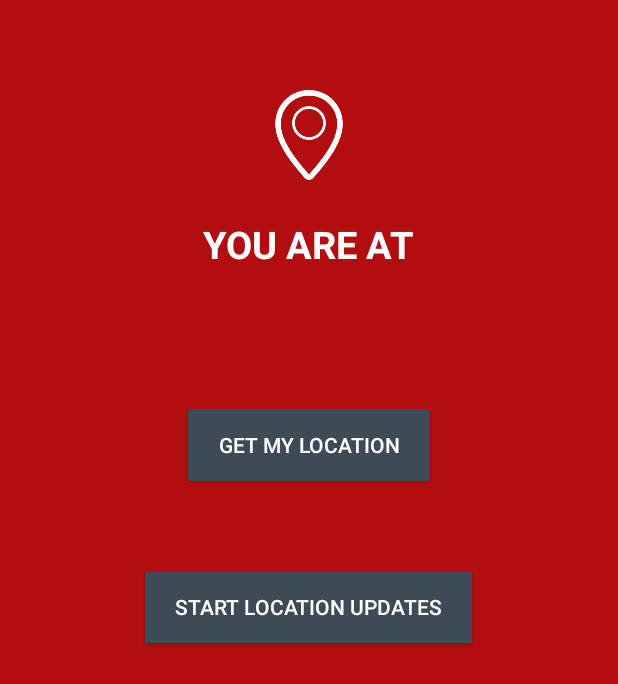
After one commit to tuvior/WhatsFree, an Android app: the LocationActivity screen opened directly, with no data from a screen before it, on a phone screen of 412 x 824 dp. The commit adds this screen. Shown: the top 684 px of the screen. Run offline under Robolectric (Android 15) with nearby library versions, the phone set to English and light mode, and no system bars.

```diff
--- /dev/null
+++ b/App/FreeApp/app/src/main/java/ch/epfl/sweng/freeapp/LocationActivity.java
@@ -0,0 +1,158 @@
+package ch.epfl.sweng.freeapp;
+
+import android.os.Bundle;
+
+import android.app.Activity;
+import android.location.Location;
+import android.util.Log;
+import android.view.View;
+import android.widget.Button;
+import android.widget.TextView;
+import android.widget.Toast;
+
+import com.google.android.gms.common.ConnectionResult;
+import com.google.android.gms.common.GooglePlayServicesUtil;
+import com.google.android.gms.common.api.GoogleApiClient;
+import com.google.android.gms.common.api.GoogleApiClient.ConnectionCallbacks;
+import com.google.android.gms.common.api.GoogleApiClient.OnConnectionFailedListener;
+import com.google.android.gms.location.LocationRequest;
+import com.google.android.gms.location.LocationServices;
+
+public class LocationActivity extends Activity implements ConnectionCallbacks,
+        OnConnectionFailedListener {
+    // LogCat tag
+    private static final String TAG = LocationActivity.class.getSimpleName();
+
+    private final static int PLAY_SERVICES_RESOLUTION_REQUEST = 1000;
+
+    private Location mLastLocation;
+
+    // Google client to interact with Google API
+    private GoogleApiClient mGoogleApiClient;
+
+    // boolean flag to toggle periodic location updates
+    private boolean mRequestingLocationUpdates = false;
+
+    private LocationRequest mLocationRequest;
+
+
+
+    // UI elements
+    private TextView lblLocation;
+    private Button btnShowLocation, btnStartLocationUpdates;
+
+    @Override
+    protected void onCreate(Bundle savedInstanceState) {
+        super.onCreate(savedInstanceState);
+        setContentView(R.layout.activity_location);
+
+        lblLocation = (TextView) findViewById(R.id.lblLocation);
+        btnShowLocation = (Button) findViewById(R.id.btnShowLocation);
+        btnStartLocationUpdates = (Button) findViewById(R.id.btnLocationUpdates);
+
+        // First we need to check availability of play services
+        if (checkPlayServices()) {
+
+            // Building the GoogleApi client
+            buildGoogleApiClient();
+        }
+
+        // Show location button click listener
+        btnShowLocation.setOnClickListener(new View.OnClickListener() {
+
+            @Override
+            public void onClick(View v) {
+                displayLocation();
+            }
+        });
+    }
+
+    /**
+     * Method to display the location on UI
+     */
+    private void displayLocation() {
+
+        mLastLocation = LocationServices.FusedLocationApi
+                .getLastLocation(mGoogleApiClient);
+
+        if (mLastLocation != null) {
+            double latitude = mLastLocation.getLatitude();
+            double longitude = mLastLocation.getLongitude();
+
+            lblLocation.setText(latitude + ", " + longitude);
+
+        } else {
+
+            lblLocation
+                    .setText("(Couldn't get the location. Make sure location is enabled on the device)");
+        }
+    }
+
+    /**
+     * Creating google api client object
+     */
+    protected synchronized void buildGoogleApiClient() {
+        mGoogleApiClient = new GoogleApiClient.Builder(this)
+                .addConnectionCallbacks(this)
+                .addOnConnectionFailedListener(this)
+                .addApi(LocationServices.API).build();
+    }
+
+    /**
+     * Method to verify google play services on the device
+     */
+    private boolean checkPlayServices() {
+        int resultCode = GooglePlayServicesUtil
+                .isGooglePlayServicesAvailable(this);
+        if (resultCode != ConnectionResult.SUCCESS) {
+            if (GooglePlayServicesUtil.isUserRecoverableError(resultCode)) {
+                GooglePlayServicesUtil.getErrorDialog(resultCode, this,
+                        PLAY_SERVICES_RESOLUTION_REQUEST).show();
+            } else {
+                Toast.makeText(getApplicationContext(),
+                        "This device is not supported.", Toast.LENGTH_LONG)
+                        .show();
+                finish();
+            }
+            return false;
+        }
+        return true;
+    }
+
+    @Override
+    protected void onStart() {
+        super.onStart();
+        if (mGoogleApiClient != null) {
+            mGoogleApiClient.connect();
+        }
+    }
+
+    @Override
+    protected void onResume() {
+        super.onResume();
+
+        checkPlayServices();
+    }
+
+    /**
+     * Google api callback methods
+     */
+    @Override
+    public void onConnectionFailed(ConnectionResult result) {
+        Log.i(TAG, "Connection failed: ConnectionResult.getErrorCode() = "
+                + result.getErrorCode());
+    }
+
+    @Override
+    public void onConnected(Bundle arg0) {
+
+        // Once connected with google api, get the location
+        displayLocation();
+    }
+
+    @Override
+    public void onConnectionSuspended(int arg0) {
+        mGoogleApiClient.connect();
+    }
+
+}
--- /dev/null
+++ b/App/FreeApp/app/src/main/res/layout/activity_location.xml
@@ -0,0 +1,55 @@
+<LinearLayout xmlns:android="http://schemas.android.com/apk/res/android"
+    xmlns:tools="http://schemas.android.com/tools"
+    android:layout_width="match_parent"
+    android:layout_height="match_parent"
+    android:background="@color/view_bg"
+    android:gravity="center_horizontal"
+    android:orientation="vertical" >
+
+    <ImageView
+        android:layout_width="60dp"
+        android:layout_height="60dp"
+        android:layout_marginTop="60dp"
+        android:src="@drawable/marker" />
+
+    <TextView
+        android:layout_width="wrap_content"
+        android:layout_height="wrap_content"
+        android:layout_marginTop="25dp"
+        android:text="@string/lbl_you_are_at"
+        android:textColor="@color/white"
+        android:textSize="25dp"
+        android:textStyle="bold" />
+
+    <TextView
+        android:id="@+id/lblLocation"
+        android:layout_width="wrap_content"
+        android:layout_height="wrap_content"
+        android:gravity="center_horizontal"
+        android:padding="15dp"
+        android:textColor="@color/white"
+        android:textSize="16dp" />
+
+    <Button
+        android:id="@+id/btnShowLocation"
+        android:layout_width="wrap_content"
+        android:layout_height="wrap_content"
+        android:layout_marginTop="40dp"
+        android:background="@color/btn_bg"
+        android:paddingLeft="20dp"
+        android:paddingRight="20dp"
+        android:text="@string/btn_get_location"
+        android:textColor="@color/white" />
+
+    <Button
+        android:id="@+id/btnLocationUpdates"
+        android:layout_width="wrap_content"
+        android:layout_height="wrap_content"
+        android:layout_marginTop="60dp"
+        android:background="@color/btn_bg"
+        android:paddingLeft="20dp"
+        android:paddingRight="20dp"
+        android:text="@string/btn_start_location_updates"
+        android:textColor="@color/white" />
+
+</LinearLayout>
--- a/App/FreeApp/app/src/main/res/values/colors.xml
+++ b/App/FreeApp/app/src/main/res/values/colors.xml
@@ -6,4 +6,8 @@
     <color name="windowBackground">#FFFFFF</color>
     <color name="navigationBarColor">#000000</color>
     <color name="colorAccent">#c8e8ff</color>
+
+    <color name="view_bg">#b20e0f</color>
+    <color name="white">#ffffff</color>
+    <color name="btn_bg">#3e4a56</color>
 </resources>
--- a/App/FreeApp/app/src/main/res/values/strings.xml
+++ b/App/FreeApp/app/src/main/res/values/strings.xml
@@ -53,4 +53,10 @@
         <item>Miscellaneous</item>
     </string-array>
     <string name="title_activity_map">MapActivity</string>
+    <string name="title_activity_location">LocationActivity</string>
+
+    <string name="lbl_you_are_at">YOU ARE AT</string>
+    <string name="btn_get_location">GET MY LOCATION</string>
+    <string name="btn_start_location_updates">START LOCATION UPDATES</string>
+    <string name="btn_stop_location_updates">STOP LOCATION UPDATES</string>
 </resources>
```
Also changed, not shown: App/FreeApp/app/src/main/AndroidManifest.xml (+11 -26 lines), App/FreeApp/app/src/main/java/ch/epfl/sweng/freeapp/mainScreen/AroundYouFragment.java (+114 -4 lines), App/FreeApp/app/src/main/java/ch/epfl/sweng/freeapp/mainScreen/MapActivity.java (+20 -6 lines), App/FreeApp/app/src/main/res/menu/menu_location.xml (added, +7 -0 lines), App/FreeApp/app/src/main/res/drawable/marker.png (added).
